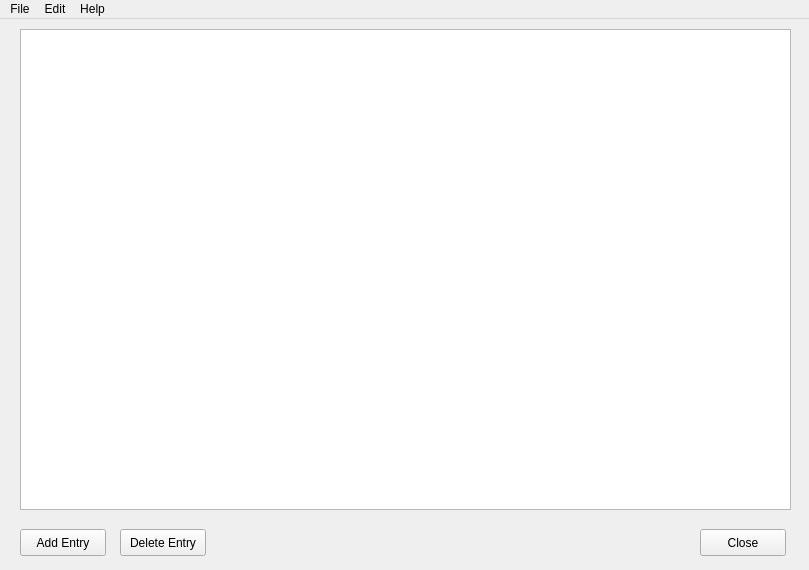
Qt form interfaces/qtGui.ui (HarHar/Futaam) before a commit.
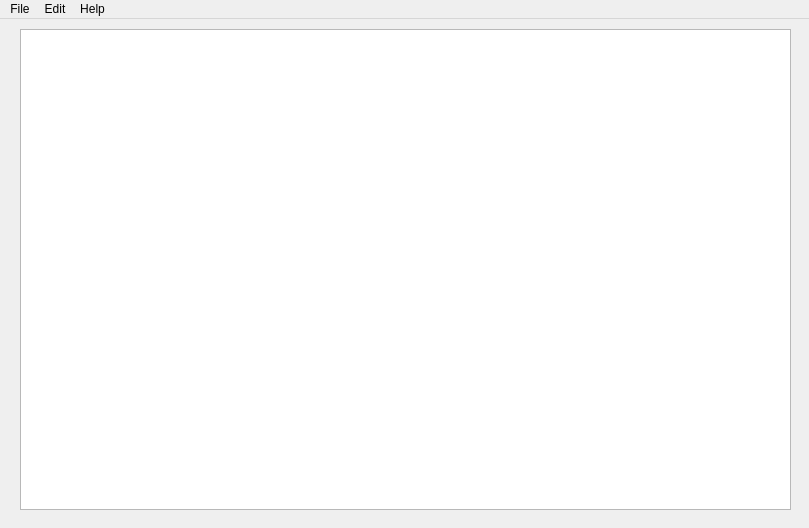
The same form after that commit.

Commit message: removed buttons from gui now that Im working on the menubar

The edit to the form file:
```diff
--- a/interfaces/qtGui.ui
+++ b/interfaces/qtGui.ui
@@ -7,7 +7,7 @@
     <x>0</x>
     <y>0</y>
     <width>809</width>
-    <height>570</height>
+    <height>528</height>
    </rect>
   </property>
   <property name="windowTitle">
@@ -33,60 +33,6 @@
      <bool>false</bool>
     </attribute>
    </widget>
-   <widget class="QPushButton" name="pushButton">
-    <property name="geometry">
-     <rect>
-      <x>20</x>
-      <y>510</y>
-      <width>86</width>
-      <height>27</height>
-     </rect>
-    </property>
-    <property name="toolTip">
-     <string>Add a new entry.</string>
-    </property>
-    <property name="text">
-     <string>Add Entry</string>
-    </property>
-   </widget>
-   <widget class="QPushButton" name="pushButton_2">
-    <property name="geometry">
-     <rect>
-      <x>700</x>
-      <y>510</y>
-      <width>86</width>
-      <height>27</height>
-     </rect>
-    </property>
-    <property name="acceptDrops">
-     <bool>false</bool>
-    </property>
-    <property name="toolTip">
-     <string>Close this window.</string>
-    </property>
-    <property name="autoFillBackground">
-     <bool>false</bool>
-    </property>
-    <property name="text">
-     <string>Close</string>
-    </property>
-   </widget>
-   <widget class="QPushButton" name="pushButton_3">
-    <property name="geometry">
-     <rect>
-      <x>120</x>
-      <y>510</y>
-      <width>86</width>
-      <height>27</height>
-     </rect>
-    </property>
-    <property name="toolTip">
-     <string>Remove selected entry.</string>
-    </property>
-    <property name="text">
-     <string>Delete Entry</string>
-    </property>
-   </widget>
   </widget>
   <widget class="QMenuBar" name="menubar">
    <property name="geometry">
```
Left out of the diff: 19 changed lines with no effect on the pictures. The commit also changes 2 other files.
